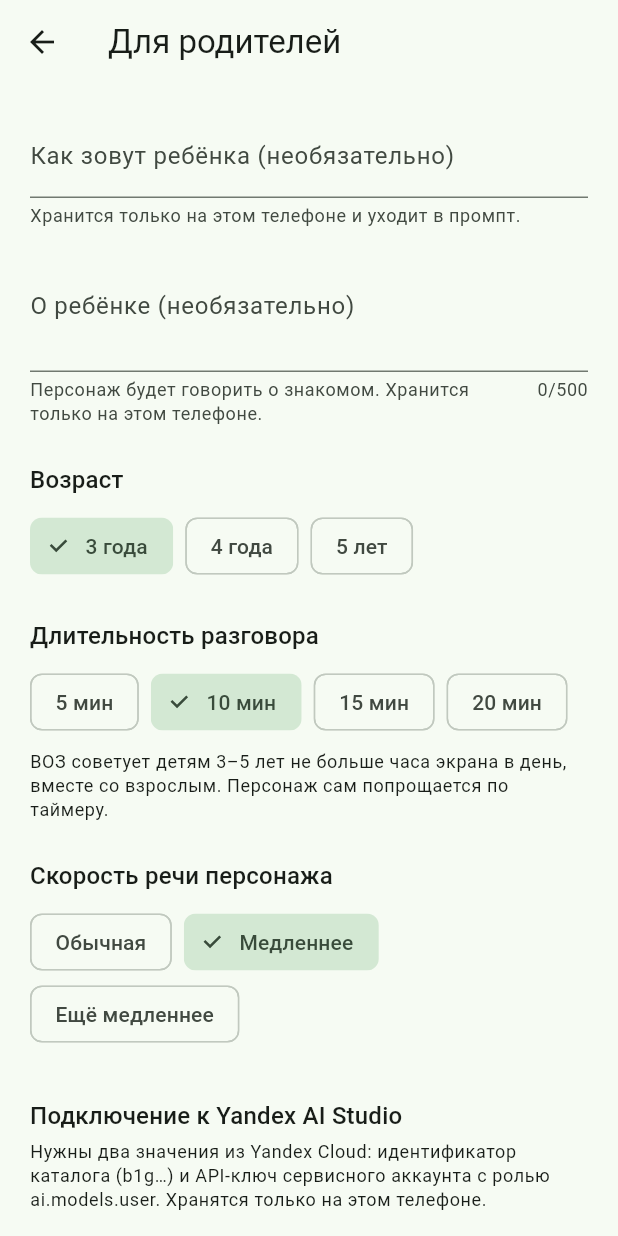
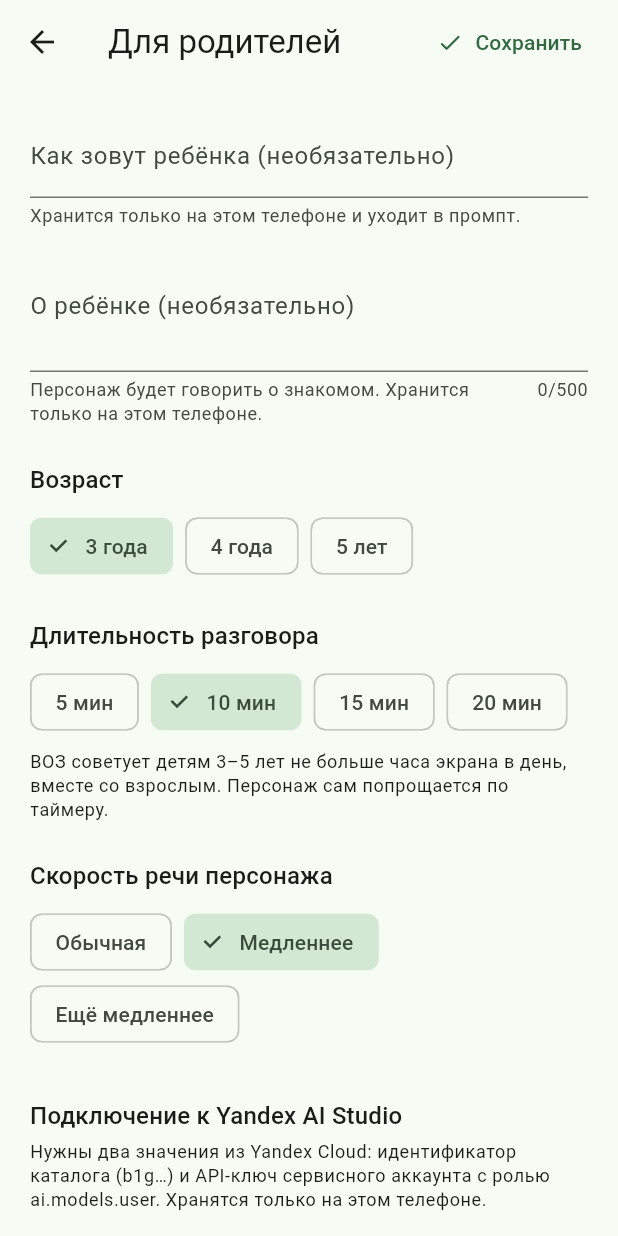
Before and after one commit to kill-me-1moreTime-bot/Voronka, a Flutter app: the ParentSettingsScreen screen opened directly with empty values, on a phone screen of 412 x 824 dp. Run offline on Flutter 3.47's test engine with Material 3 defaults, Android fonts, the phone set to English and light mode, and no system bars; our stand-ins replace audioplayers, shared_preferences; missing offline and left inert: record; accounts and stored records are empty.

Commit message:
Сказочные друзья: «Сохранить» не прячется за панелью Android
- настройки родителя: SafeArea снизу и кнопка «Сохранить» в заголовке
- задачи 8–10: персонажи знают друг друга, память о ребёнке,
  профили детей
- docs/ART.md: промпты для Gemini — лист персонажей, base и варианты

Co-Authored-By: Claude Opus 5.5 <noreply@anthropic.com>
Claude-Session: https://claude.ai/code/session_0174NKXK1zQcbcxR3c5MLPtC

```diff
--- a/skazochnye_druzya/lib/ui/parent_settings_screen.dart
+++ b/skazochnye_druzya/lib/ui/parent_settings_screen.dart
@@ -75,15 +75,32 @@ class _ParentSettingsScreenState extends State<ParentSettingsScreen> {
   Widget build(BuildContext context) {
     final t = Theme.of(context).textTheme;
     return Scaffold(
-      appBar: AppBar(title: const Text('Для родителей')),
-      body: ListView(
-        padding: const EdgeInsets.all(20),
+      appBar: AppBar(
+        title: const Text('Для родителей'),
+        // Сохранить можно и сверху: внизу кнопку бывает не видно
+        // за панелью Android, а до неё ещё листать.
+        actions: [
+          TextButton.icon(
+            onPressed: _save,
+            icon: const Icon(Icons.check_rounded),
+            label: const Text('Сохранить'),
+          ),
+          const SizedBox(width: 8),
+        ],
+      ),
+      // SafeArea снизу: экран рисуется до края, и без неё кнопку
+      // «Сохранить» закрывает панель «Назад».
+      body: SafeArea(
+        top: false,
+        child: ListView(
+          padding: const EdgeInsets.fromLTRB(20, 20, 20, 48),
           children: [
             TextField(
               controller: _name,
               decoration: const InputDecoration(
                 labelText: 'Как зовут ребёнка (необязательно)',
-              helperText: 'Хранится только на этом телефоне и уходит в промпт.',
+                helperText:
+                    'Хранится только на этом телефоне и уходит в промпт.',
               ),
             ),
             const SizedBox(height: 16),
@@ -259,6 +276,7 @@ class _ParentSettingsScreenState extends State<ParentSettingsScreen> {
             FilledButton(onPressed: _save, child: const Text('Сохранить')),
           ],
         ),
+      ),
     );
   }
 }
```
Also changed, not shown: 3 other files. Lines whose indentation alone changed are shown as unchanged.
